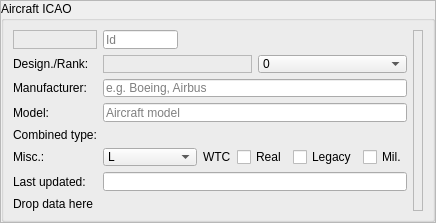
Above: src/blackgui/editors/aircrafticaoform.ui from swift-project/pilotclient before the change. Below: the same form after it.
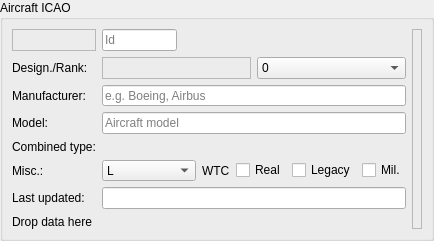
That is the form after the change. Custom widgets are drawn as their Qt base class.

Patch:
```diff
--- a/src/blackgui/editors/aircrafticaoform.ui
+++ b/src/blackgui/editors/aircrafticaoform.ui
@@ -6,8 +6,8 @@
    <rect>
     <x>0</x>
     <y>0</y>
-    <width>388</width>
-    <height>223</height>
+    <width>399</width>
+    <height>241</height>
    </rect>
   </property>
   <property name="minimumSize">
@@ -17,13 +17,7 @@
    </size>
   </property>
   <property name="windowTitle">
-   <string>Frame</string>
-  </property>
-  <property name="frameShape">
-   <enum>QFrame::StyledPanel</enum>
-  </property>
-  <property name="frameShadow">
-   <enum>QFrame::Raised</enum>
+   <string>Aircraft ICAO</string>
   </property>
   <layout class="QVBoxLayout" name="vl_AirccraftIcaoForm">
    <property name="spacing">
```
Left out of the diff: 2 changed lines with no effect on the pictures.
